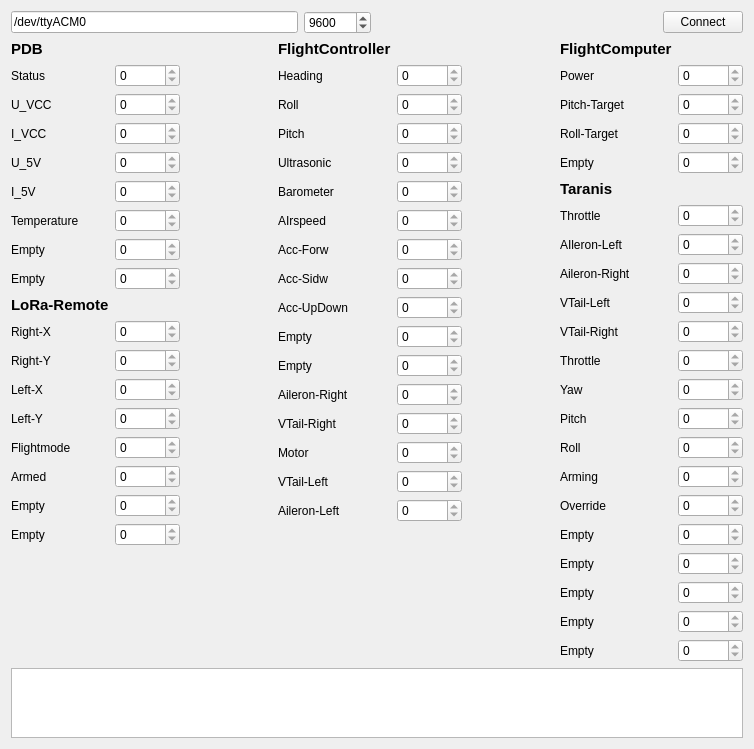
Before: the Qt Designer form Ground Station/mainwindow.ui in ToolboxPlane/util, drawn with Qt 5.
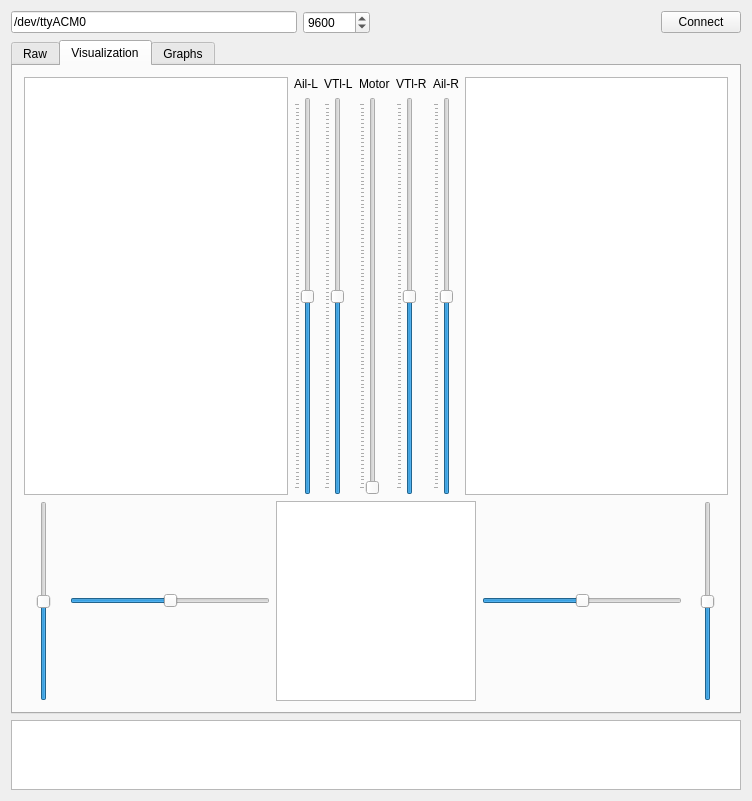
After: the same form once the commit is applied. The open tabs and pages were chosen to show the change.

Commit message: Added Visualization and Plots

The edit to the form file:
```diff
--- a/Ground Station/mainwindow.ui
+++ b/Ground Station/mainwindow.ui
@@ -6,8 +6,8 @@
    <rect>
     <x>0</x>
     <y>0</y>
-    <width>754</width>
-    <height>520</height>
+    <width>752</width>
+    <height>797</height>
    </rect>
   </property>
   <property name="windowTitle">
@@ -60,6 +60,14 @@
      </layout>
     </item>
     <item>
+     <widget class="QTabWidget" name="tabWidget">
+      <property name="currentIndex">
+       <number>2</number>
+      </property>
+      <widget class="QWidget" name="tab">
+       <attribute name="title">
+        <string>Raw</string>
+       </attribute>
      <layout class="QHBoxLayout" name="horizontalLayout_2">
       <item>
        <layout class="QFormLayout" name="formLayout">
@@ -420,7 +428,7 @@
         </property>
         <property name="sizeHint" stdset="0">
          <size>
-          <width>40</width>
+            <width>28</width>
           <height>20</height>
          </size>
         </property>
@@ -771,7 +779,7 @@
         </property>
         <property name="sizeHint" stdset="0">
          <size>
-          <width>40</width>
+            <width>28</width>
           <height>20</height>
          </size>
         </property>
@@ -1210,6 +1218,368 @@
        </layout>
       </item>
      </layout>
+      </widget>
+      <widget class="QWidget" name="tab_2">
+       <attribute name="title">
+        <string>Visualization</string>
+       </attribute>
+       <layout class="QVBoxLayout" name="verticalLayout_2">
+        <item>
+         <layout class="QHBoxLayout" name="horizontalLayout_4">
+          <item>
+           <widget class="QGraphicsView" name="viewRoll"/>
+          </item>
+          <item>
+           <layout class="QGridLayout" name="gridLayout_2">
+            <item row="1" column="0">
+             <widget class="QSlider" name="aileronLeft">
+              <property name="minimum">
+               <number>-500</number>
+              </property>
+              <property name="maximum">
+               <number>500</number>
+              </property>
+              <property name="tracking">
+               <bool>true</bool>
+              </property>
+              <property name="orientation">
+               <enum>Qt::Vertical</enum>
+              </property>
+              <property name="invertedAppearance">
+               <bool>false</bool>
+              </property>
+              <property name="invertedControls">
+               <bool>false</bool>
+              </property>
+              <property name="tickPosition">
+               <enum>QSlider::TicksAbove</enum>
+              </property>
+             </widget>
+            </item>
+            <item row="1" column="1">
+             <widget class="QSlider" name="vtailLeft">
+              <property name="minimum">
+               <number>-500</number>
+              </property>
+              <property name="maximum">
+               <number>500</number>
+              </property>
+              <property name="tracking">
+               <bool>true</bool>
+              </property>
+              <property name="orientation">
+               <enum>Qt::Vertical</enum>
+              </property>
+              <property name="invertedAppearance">
+               <bool>false</bool>
+              </property>
+              <property name="invertedControls">
+               <bool>false</bool>
+              </property>
+              <property name="tickPosition">
+               <enum>QSlider::TicksAbove</enum>
+              </property>
+             </widget>
+            </item>
+            <item row="1" column="3">
+             <widget class="QSlider" name="vtailRight">
+              <property name="minimum">
+               <number>-500</number>
+              </property>
+              <property name="maximum">
+               <number>500</number>
+              </property>
+              <property name="tracking">
+               <bool>true</bool>
+              </property>
+              <property name="orientation">
+               <enum>Qt::Vertical</enum>
+              </property>
+              <property name="invertedAppearance">
+               <bool>false</bool>
+              </property>
+              <property name="invertedControls">
+               <bool>false</bool>
+              </property>
+              <property name="tickPosition">
+               <enum>QSlider::TicksAbove</enum>
+              </property>
+             </widget>
+            </item>
+            <item row="0" column="0">
+             <widget class="QLabel" name="label_58">
+              <property name="text">
+               <string>Ail-L</string>
+              </property>
+             </widget>
+            </item>
+            <item row="1" column="2">
+             <widget class="QSlider" name="motor">
+              <property name="minimum">
+               <number>-500</number>
+              </property>
+              <property name="maximum">
+               <number>500</number>
+              </property>
+              <property name="value">
+               <number>-500</number>
+              </property>
+              <property name="tracking">
+               <bool>true</bool>
+              </property>
+              <property name="orientation">
+               <enum>Qt::Vertical</enum>
+              </property>
+              <property name="invertedAppearance">
+               <bool>false</bool>
+              </property>
+              <property name="invertedControls">
+               <bool>false</bool>
+              </property>
+              <property name="tickPosition">
+               <enum>QSlider::TicksAbove</enum>
+              </property>
+             </widget>
+            </item>
+            <item row="1" column="4">
+             <widget class="QSlider" name="aileronRight">
+              <property name="minimum">
+               <number>-500</number>
+              </property>
+              <property name="maximum">
+               <number>500</number>
+              </property>
+              <property name="tracking">
+               <bool>true</bool>
+              </property>
+              <property name="orientation">
+               <enum>Qt::Vertical</enum>
+              </property>
+              <property name="invertedAppearance">
+               <bool>false</bool>
+              </property>
+              <property name="invertedControls">
+               <bool>false</bool>
+              </property>
+              <property name="tickPosition">
+               <enum>QSlider::TicksAbove</enum>
+              </property>
+             </widget>
+            </item>
+            <item row="0" column="1">
+             <widget class="QLabel" name="label_59">
+              <property name="text">
+               <string>VTl-L</string>
+              </property>
+             </widget>
+            </item>
+            <item row="0" column="2">
+             <widget class="QLabel" name="label_60">
+              <property name="text">
+               <string>Motor</string>
+              </property>
+             </widget>
+            </item>
+            <item row="0" column="3">
+             <widget class="QLabel" name="label_61">
+              <property name="text">
+               <string>VTl-R</string>
+              </property>
+             </widget>
+            </item>
+            <item row="0" column="4">
+             <widget class="QLabel" name="label_62">
+              <property name="text">
+               <string>Ail-R</string>
+              </property>
+             </widget>
+            </item>
+           </layout>
+          </item>
+          <item>
+           <widget class="QGraphicsView" name="viewPitch"/>
+          </item>
+         </layout>
+        </item>
+        <item>
+         <layout class="QHBoxLayout" name="horizontalLayout_6">
+          <item>
+           <widget class="QSlider" name="joyLeftY">
+            <property name="maximumSize">
+             <size>
+              <width>200</width>
+              <height>200</height>
+             </size>
+            </property>
+            <property name="minimum">
+             <number>-127</number>
+            </property>
+            <property name="maximum">
+             <number>127</number>
+            </property>
+            <property name="singleStep">
+             <number>0</number>
+            </property>
+            <property name="orientation">
+             <enum>Qt::Vertical</enum>
+            </property>
+           </widget>
+          </item>
+          <item>
+           <widget class="QSlider" name="joyLeftX">
+            <property name="maximumSize">
+             <size>
+              <width>200</width>
+              <height>200</height>
+             </size>
+            </property>
+            <property name="minimum">
+             <number>-127</number>
+            </property>
+            <property name="maximum">
+             <number>127</number>
+            </property>
+            <property name="singleStep">
+             <number>0</number>
+            </property>
+            <property name="orientation">
+             <enum>Qt::Horizontal</enum>
+            </property>
+           </widget>
+          </item>
+          <item>
+           <widget class="QGraphicsView" name="viewCompass">
+            <property name="maximumSize">
+             <size>
+              <width>200</width>
+              <height>200</height>
+             </size>
+            </property>
+           </widget>
+          </item>
+          <item>
+           <widget class="QSlider" name="joyRightX">
+            <property name="maximumSize">
+             <size>
+              <width>200</width>
+              <height>200</height>
+             </size>
+            </property>
+            <property name="minimum">
+             <number>-127</number>
+            </property>
+            <property name="maximum">
+             <number>127</number>
+            </property>
+            <property name="singleStep">
+             <number>0</number>
+            </property>
+            <property name="orientation">
+             <enum>Qt::Horizontal</enum>
+            </property>
+           </widget>
+          </item>
+          <item>
+           <widget class="QSlider" name="joyRightY">
+            <property name="maximumSize">
+             <size>
+              <width>200</width>
+              <height>200</height>
+             </size>
+            </property>
+            <property name="minimum">
+             <number>-127</number>
+            </property>
+            <property name="maximum">
+             <number>127</number>
+            </property>
+            <property name="singleStep">
+             <number>0</number>
+            </property>
+            <property name="orientation">
+             <enum>Qt::Vertical</enum>
+            </property>
+           </widget>
+          </item>
+         </layout>
+        </item>
+       </layout>
+      </widget>
+      <widget class="QWidget" name="tab_3">
+       <attribute name="title">
+        <string>Graphs</string>
+       </attribute>
+       <layout class="QVBoxLayout" name="verticalLayout_3">
+        <item>
+         <layout class="QHBoxLayout" name="horizontalLayout_3">
+          <item>
+           <widget class="QLabel" name="label_65">
+            <property name="text">
+             <string>Number of Samples to Show</string>
+            </property>
+           </widget>
+          </item>
+          <item>
+           <spacer name="horizontalSpacer_4">
+            <property name="orientation">
+             <enum>Qt::Horizontal</enum>
+            </property>
+            <property name="sizeHint" stdset="0">
+             <size>
+              <width>40</width>
+              <height>20</height>
+             </size>
+            </property>
+           </spacer>
+          </item>
+          <item>
+           <widget class="QSpinBox" name="spinBox">
+            <property name="minimum">
+             <number>5</number>
+            </property>
+            <property name="maximum">
+             <number>1000</number>
+            </property>
+            <property name="value">
+             <number>10</number>
+            </property>
+           </widget>
+          </item>
+         </layout>
+        </item>
+        <item>
+         <layout class="QGridLayout" name="gridLayout">
+          <item row="0" column="1">
+           <widget class="QLabel" name="label_64">
+            <property name="maximumSize">
+             <size>
+              <width>16777215</width>
+              <height>16</height>
+             </size>
+            </property>
+            <property name="text">
+             <string>Pitch</string>
+            </property>
+           </widget>
+          </item>
+          <item row="0" column="0">
+           <widget class="QLabel" name="label_63">
+            <property name="maximumSize">
+             <size>
+              <width>16777215</width>
+              <height>16</height>
+             </size>
+            </property>
+            <property name="text">
+             <string>Roll</string>
+            </property>
+           </widget>
+          </item>
+         </layout>
+        </item>
+       </layout>
+      </widget>
+     </widget>
     </item>
     <item>
      <widget class="QTextBrowser" name="log"/>
```
Lines whose indentation alone changed are shown as unchanged. The commit also changes 5 other files.
